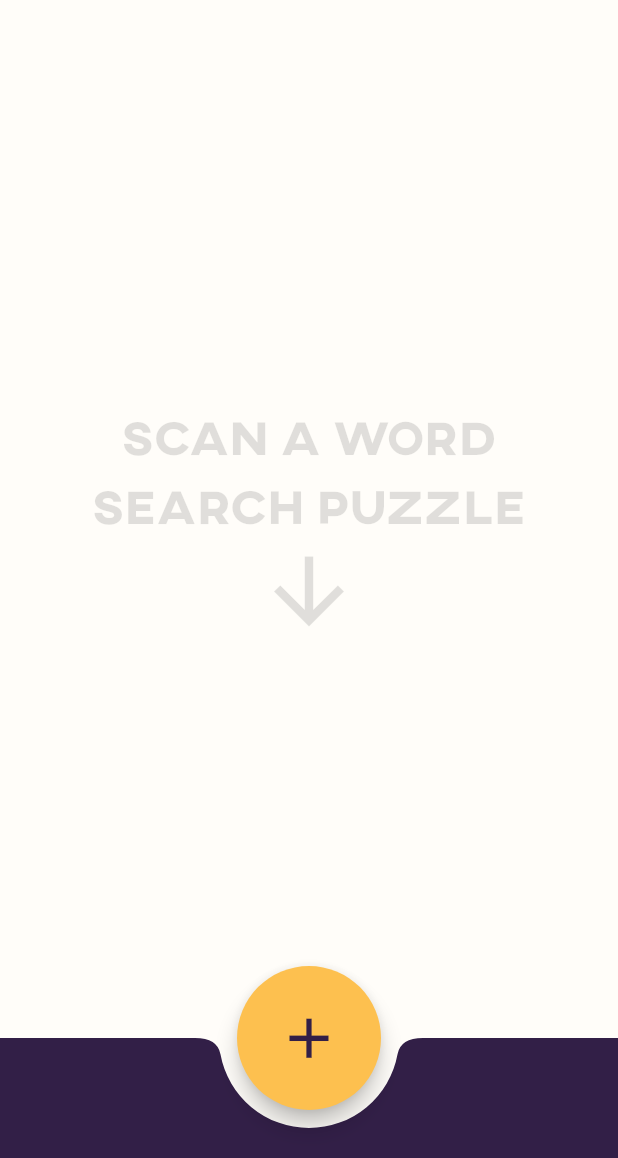
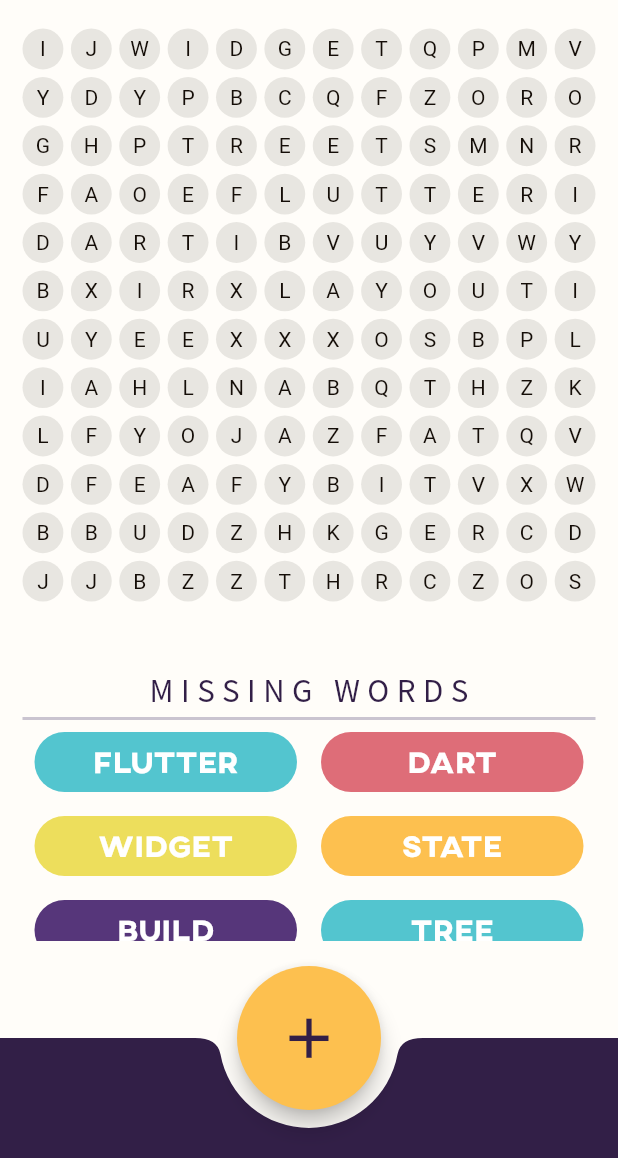
Before and after one commit to joaquingalang/wordspy, a Flutter app: the screen it shows after launch, after a tap on the "add a photo" icon, on a phone screen of 412 x 824 dp, the part 78-1236 px from its top. Run offline on Flutter 3.47's test engine with Material 3 defaults, Android fonts, the phone set to English and light mode, and no system bars.

Commit message:
Added solver.dart, word_tile.dart, and word_list_view.dart

```diff
--- a/lib/main.dart
+++ b/lib/main.dart
@@ -14,7 +14,7 @@ class App extends StatelessWidget {
     return MaterialApp(
       home: HomeScreen(),
       theme: ThemeData.light().copyWith(
-        scaffoldBackgroundColor: kBackgroundColor,
+        scaffoldBackgroundColor: kCreamColor,
         appBarTheme: AppBarTheme(
           color: Colors.transparent,
         ),
--- a/lib/screens/home_screen.dart
+++ b/lib/screens/home_screen.dart
@@ -1,5 +1,7 @@
 import 'package:flutter/material.dart';
 import 'package:wordspy/utils/constants.dart';
+import 'package:wordspy/widgets/instructions.dart';
+import 'package:wordspy/widgets/solver.dart';
 
 class HomeScreen extends StatefulWidget {
   const HomeScreen({super.key});
@@ -9,7 +11,35 @@ class HomeScreen extends StatefulWidget {
 }
 
 class _HomeScreenState extends State<HomeScreen> {
-  ActionMode _actionMode = ActionMode.scanImage;
+  bool _imageScanned = false;
+
+  List<List<String>> puzzleGrid = [
+    ['I', 'J', 'W', 'I', 'D', 'G', 'E', 'T', 'Q', 'P', 'M', 'V'],
+    ['Y', 'D', 'Y', 'P', 'B', 'C', 'Q', 'F', 'Z', 'O', 'R', 'O'],
+    ['G', 'H', 'P', 'T', 'R', 'E', 'E', 'T', 'S', 'M', 'N', 'R'],
+    ['F', 'A', 'O', 'E', 'F', 'L', 'U', 'T', 'T', 'E', 'R', 'I'],
+    ['D', 'A', 'R', 'T', 'I', 'B', 'V', 'U', 'Y', 'V', 'W', 'Y'],
+    ['B', 'X', 'I', 'R', 'X', 'L', 'A', 'Y', 'O', 'U', 'T', 'I'],
+    ['U', 'Y', 'E', 'E', 'X', 'X', 'X', 'O', 'S', 'B', 'P', 'L'],
+    ['I', 'A', 'H', 'L', 'N', 'A', 'B', 'Q', 'T', 'H', 'Z', 'K'],
+    ['L', 'F', 'Y', 'O', 'J', 'A', 'Z', 'F', 'A', 'T', 'Q', 'V'],
+    ['D', 'F', 'E', 'A', 'F', 'Y', 'B', 'I', 'T', 'V', 'X', 'W'],
+    ['B', 'B', 'U', 'D', 'Z', 'H', 'K', 'G', 'E', 'R', 'C', 'D'],
+    ['J', 'J', 'B', 'Z', 'Z', 'T', 'H', 'R', 'C', 'Z', 'O', 'S'],
+  ];
+
+  List<String> wordList = [
+    'FLUTTER',
+    'DART',
+    'WIDGET',
+    'STATE',
+    'BUILD',
+    'TREE',
+    'APP',
+    'LAYOUT',
+    'HOT',
+    'RELOAD'
+  ];
 
   @override
   Widget build(BuildContext context) {
@@ -26,27 +56,12 @@ class _HomeScreenState extends State<HomeScreen> {
         ),
       ),
       body: SafeArea(
-        child: Center(
-          child: Column(
-            mainAxisAlignment: MainAxisAlignment.center,
-            children: [
-              Text(
-                'Scan A Word\nSearch Puzzle',
-                style: TextStyle(
-                  fontFamily: 'Axis',
-                  fontSize: 32,
-                  color: Colors.black12,
-                ),
-                textAlign: TextAlign.center,
-              ),
-              Icon(
-                Icons.arrow_downward,
-                color: Colors.black12,
-                size: 70,
-              ),
-            ],
-          ),
-        ),
+        child: (_imageScanned)
+            ? Solver(
+                puzzleGrid: puzzleGrid,
+                wordList: wordList,
+              )
+            : InstructionBody(),
       ),
       bottomNavigationBar: BottomAppBar(
         shape: CircularNotchedRectangle(),
@@ -57,18 +72,14 @@ class _HomeScreenState extends State<HomeScreen> {
           shape: CircleBorder(),
           backgroundColor: kOrangeColor,
           onPressed: () {
-            if (_actionMode == ActionMode.scanImage) {
-              setState(() {
-                _actionMode = ActionMode.addWord;
-              });
-            } else {
-              setState(() {
-                _actionMode = ActionMode.scanImage;
-              });
-            }
+            setState(() {
+              _imageScanned = !_imageScanned;
+            });
           },
           child: Icon(
-            (_actionMode == ActionMode.scanImage) ? Icons.add_a_photo_outlined : Icons.add,
+            (_imageScanned)
+                ? Icons.add
+                : Icons.add_a_photo_outlined,
             color: kDeepPurpleColor,
             size: 45,
           ),
--- a/lib/utils/constants.dart
+++ b/lib/utils/constants.dart
@@ -1,11 +1,15 @@
 import 'package:flutter/material.dart';
 
 // Color
-const Color kBackgroundColor = Color(0xFFFFFDF9);
+const Color kCreamColor = Color(0xFFFFFDF9);
+const Color kDarkCreamColor = Color(0xFFE8E6E1);
+const Color kDarkBrownColor = Color(0xFF140D07);
+const Color kPurpleColor = Color(0xFF56367A);
 const Color kDeepPurpleColor = Color(0xFF321F47);
 const Color kTealColor = Color(0xFF53C5CF);
 const Color kOrangeColor = Color(0xFFFDC04F);
-const Color kYellowColor = Color(0xFFFAE741);
+// const Color kYellowColor = Color(0xFFFAE741);
+const Color kYellowColor = Color(0xFFedde5c);
 const Color kRedColor = Color(0xFFDE6D78);
 
 // Text Style
@@ -14,8 +18,3 @@ const TextStyle kMediumTextStyle = TextStyle(
   color: Colors.black,
   fontSize: 20,
 );
-
-enum ActionMode {
-  scanImage,
-  addWord
-}
--- /dev/null
+++ b/lib/widgets/instructions.dart
@@ -0,0 +1,32 @@
+import 'package:flutter/material.dart';
+
+class InstructionBody extends StatelessWidget {
+  const InstructionBody({
+    super.key,
+  });
+
+  @override
+  Widget build(BuildContext context) {
+    return Center(
+      child: Column(
+        mainAxisAlignment: MainAxisAlignment.center,
+        children: [
+          Text(
+            'Scan A Word\nSearch Puzzle',
+            style: TextStyle(
+              fontFamily: 'Axis',
+              fontSize: 32,
+              color: Colors.black12,
+            ),
+            textAlign: TextAlign.center,
+          ),
+          Icon(
+            Icons.arrow_downward,
+            color: Colors.black12,
+            size: 70,
+          ),
+        ],
+      ),
+    );
+  }
+}
--- /dev/null
+++ b/lib/widgets/solver.dart
@@ -0,0 +1,159 @@
+import 'package:flutter/material.dart';
+import 'package:wordspy/utils/constants.dart';
+import 'package:wordspy/widgets/word_list_view.dart';
+
+class Solver extends StatefulWidget {
+  const Solver({
+    super.key,
+    required this.puzzleGrid,
+    required this.wordList,
+  });
+
+  final List<List<String>> puzzleGrid;
+  final List<String> wordList;
+
+  @override
+  State<Solver> createState() => _SolverState();
+}
+
+class _SolverState extends State<Solver> {
+  late final int _gridDimensions;
+  late final int _wordCount;
+  late List<List<Color>> _colorGrid;
+  late List _letterList;
+  late List _colorList;
+  late List _wordColorList;
+
+  // TODO: Create puzzle text builder
+
+  List<List<Color>> buildColorGrid() {
+    List<Color> row = [];
+    for (int i = 0; i < _gridDimensions; i++) {
+      row.add(kDarkBrownColor);
+    }
+    List<List<Color>> colorGrid = [];
+    for (int i = 0; i < _gridDimensions; i++) {
+      colorGrid.add(row);
+    }
+    return colorGrid;
+  }
+
+  List<Color> buildWordColorList() {
+    List<Color> wordColorList = [];
+    int colorIndex = 0;
+    for (int i = 0; i < _wordCount; i++) {
+      switch (colorIndex) {
+        case 0:
+          wordColorList.add(kTealColor);
+          break;
+        case 1:
+          wordColorList.add(kRedColor);
+          break;
+        case 2:
+          wordColorList.add(kYellowColor);
+          break;
+        case 3:
+          wordColorList.add(kOrangeColor);
+          break;
+      }
+      if (colorIndex > 3) colorIndex = 0;
+    }
+    return wordColorList;
+  }
+
+  List gridToList(List<List> grid) {
+    List convertedList = [];
+    for (int i = 0; i < grid.length; i++) {
+      List row = grid[i];
+      for (int j = 0; j < row.length; j++) {
+        convertedList.add(row[j]);
+      }
+    }
+    return convertedList;
+  }
+
+  @override
+  void initState() {
+    _gridDimensions = widget.puzzleGrid.length;
+    _wordCount = widget.wordList.length;
+    _colorGrid = buildColorGrid();
+    _letterList = gridToList(widget.puzzleGrid);
+    _colorList = gridToList(_colorGrid);
+    _wordColorList = buildWordColorList();
+    super.initState();
+  }
+
+  @override
+  Widget build(BuildContext context) {
+    return Padding(
+      padding: const EdgeInsets.all(15.0),
+      child: Column(
+        children: [
+          SizedBox(
+            width: 400,
+            height: 400,
+            child: GridView.builder(
+              physics: NeverScrollableScrollPhysics(),
+              gridDelegate: SliverGridDelegateWithFixedCrossAxisCount(
+                crossAxisCount: _gridDimensions, // Number of items per row
+                crossAxisSpacing: 5.0, // Horizontal spacing between items
+                mainAxisSpacing: 5.0, // Vertical spacing between items
+              ),
+              itemBuilder: (context, index) {
+                return Center(
+                  child: Container(
+                    decoration: BoxDecoration(
+                      color: kDarkCreamColor,
+                      borderRadius: BorderRadius.circular(90),
+                    ),
+                    child: Center(
+                      child: Text(
+                        _letterList[index],
+                        style: TextStyle(color: _colorList[index]),
+                      ),
+                    ),
+                  ),
+                ); // Replace with your widget
+              },
+              itemCount: _letterList.length, // Total number of items
+            ),
+          ),
+          Expanded(
+            child: Padding(
+              padding: const EdgeInsets.only(top: 15, bottom: 50.0),
+              child: Container(
+                width: double.infinity,
+                decoration: BoxDecoration(
+                  color: kCreamColor,
+                  borderRadius: BorderRadius.circular(15),
+                ),
+                child: Column(
+                  children: [
+                    const SizedBox(height: 10),
+                    Text(
+                      'MISSING WORDS',
+                      style: TextStyle(
+                        fontFamily: 'SourceSansPro',
+                        fontSize: 22,
+                        color: kDeepPurpleColor,
+                        letterSpacing: 5,
+                      ),
+                    ),
+                    const SizedBox(height: 5),
+                    Divider(
+                      height: 0,
+                      thickness: 2,
+                    ),
+                    Expanded(
+                      child: WordListView(words: widget.wordList),
+                    ),
+                  ],
+                ),
+              ),
+            ),
+          )
+        ],
+      ),
+    );
+  }
+}
--- /dev/null
+++ b/lib/widgets/word_list_view.dart
@@ -0,0 +1,64 @@
+import 'package:flutter/material.dart';
+import 'package:wordspy/utils/constants.dart';
+import 'package:wordspy/widgets/word_tile.dart';
+
+class WordListView extends StatelessWidget {
+  const WordListView({super.key, required this.words});
+
+  final List<String> words;
+
+  List<Widget> buildWordListView() {
+    List<Widget> wordListView = [];
+    List<Widget> rowContent = [];
+    int colorIndex = 0;
+    for (int i = 0; i < words.length; i++) {
+      if (colorIndex > 4) colorIndex = 0;
+      Color currentColor = getColorByIndex(colorIndex);
+      Widget wordTile = WordTile(
+        color: currentColor,
+        word: words[i],
+      );
+      rowContent.add(wordTile);
+      if (rowContent.length >= 2) {
+        Widget row = Row(
+          children: rowContent,
+        );
+        wordListView.add(row);
+        rowContent = [];
+      }
+      colorIndex++;
+    }
+    if (rowContent.isNotEmpty) {
+      Widget fillerWidget = Expanded(child: SizedBox());
+      rowContent.add(fillerWidget);
+      Widget row = Row(
+        children: rowContent,
+      );
+      wordListView.add(row);
+    }
+    return wordListView;
+  }
+
+  Color getColorByIndex(int index) {
+    switch (index) {
+      case 0:
+        return kTealColor;
+      case 1:
+        return kRedColor;
+      case 2:
+        return kYellowColor;
+      case 3:
+        return kOrangeColor;
+      case 4:
+        return kPurpleColor;
+    }
+    return Colors.transparent;
+  }
+
+  @override
+  Widget build(BuildContext context) {
+    return ListView(
+      children: buildWordListView(),
+    );
+  }
+}
--- /dev/null
+++ b/lib/widgets/word_tile.dart
@@ -0,0 +1,41 @@
+import 'package:flutter/material.dart';
+import 'package:wordspy/utils/constants.dart';
+
+class WordTile extends StatelessWidget {
+  const WordTile({
+    super.key,
+    required this.word,
+    required this.color,
+  });
+
+  final Color color;
+  final String word;
+
+  @override
+  Widget build(BuildContext context) {
+    return Expanded(
+      child: Padding(
+        padding: const EdgeInsets.all(8.0),
+        child: Container(
+          width: double.infinity,
+          height: 40,
+          decoration: BoxDecoration(
+            color: color,
+            borderRadius: BorderRadius.circular(90),
+          ),
+          child: Center(
+            child: Text(
+              word,
+              style: TextStyle(
+                fontFamily: 'Axis',
+                color: Colors.white,
+                fontSize: 20,
+                fontWeight: FontWeight.bold,
+              ),
+            ),
+          ),
+        ),
+      ),
+    );
+  }
+}
--- a/pubspec.yaml
+++ b/pubspec.yaml
@@ -81,6 +81,12 @@ flutter:
     - family: Axis
       fonts:
         - asset: fonts/Axis-Extrabold.otf
+    - family: SourceSansPro
+      fonts:
+        - asset: fonts/SourceSansPro-Regular.ttf
+    - family: PacificoRegular
+      fonts:
+        - asset: fonts/Pacifico-Regular.ttf
 
   # fonts:
   #   - family: Schyler
```
Also changed, not shown: fonts/Pacifico-Regular.ttf (added), fonts/SourceSansPro-Regular.ttf (added), pubspec.lock.
